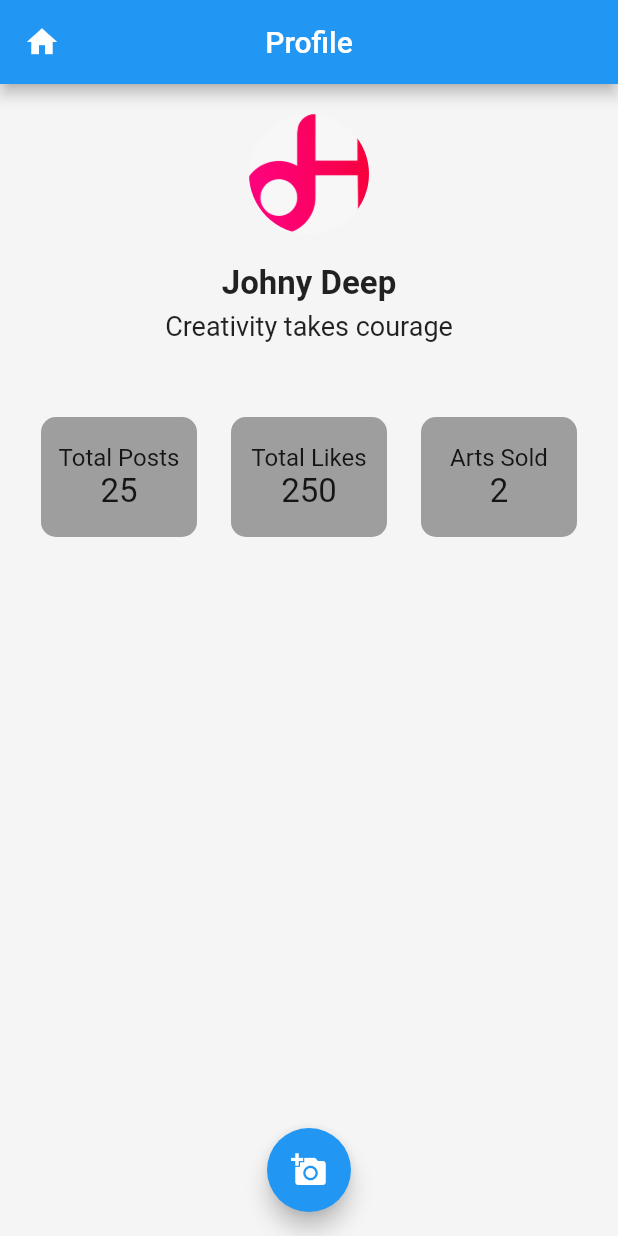
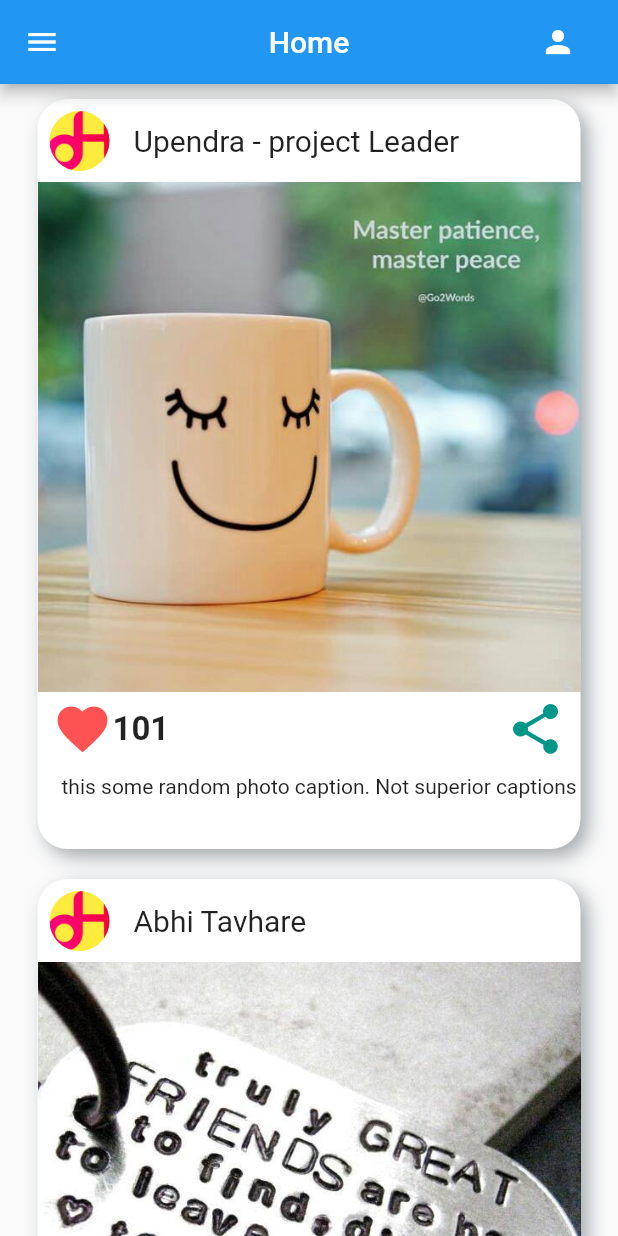
Before and after one commit to dhgavali/artsvalley, a Flutter app: the ProfilePage screen opened directly, after a tap on the "home" icon, on a phone screen of 412 x 824 dp. Run offline on Flutter 3.47's test engine with Material 2 defaults, Android fonts, the phone set to English and light mode, and no system bars; our stand-ins replace firebase_auth, firebase_core; accounts and stored records are empty.

Commit message:
secondary commit with major features updates and fixes need to do

```diff
--- a/lib/main.dart
+++ b/lib/main.dart
@@ -1,7 +1,10 @@
 import 'package:artsvalley/views/profilepage.dart';
 import 'package:flutter/material.dart';
+import 'package:firebase_core/firebase_core.dart';
 
-void main() {
+Future<void> main() async {
+  WidgetsFlutterBinding.ensureInitialized();
+  await Firebase.initializeApp();
   runApp(MyApp());
 }
 
--- a/lib/services/auth.dart
+++ b/lib/services/auth.dart
@@ -0,0 +1,5 @@
+import 'package:firebase_auth/firebase_auth.dart';
+
+class AuthMethods {
+  final FirebaseAuth auth = FirebaseAuth.instance;
+}
--- a/lib/views/home.dart
+++ b/lib/views/home.dart
@@ -0,0 +1,66 @@
+import 'package:artsvalley/views/postwidget.dart';
+import 'package:artsvalley/views/profilepage.dart';
+import 'package:flutter/material.dart';
+
+class HomePage extends StatefulWidget {
+  @override
+  _HomePageState createState() => _HomePageState();
+}
+
+class _HomePageState extends State<HomePage> {
+  @override
+  Widget build(BuildContext context) {
+    return Scaffold(
+      appBar: AppBar(
+        title: Text("Home"),
+        centerTitle: true,
+        leading: IconButton(
+          icon: Icon(Icons.menu),
+          onPressed: () {},
+        ),
+        actions: [
+          Container(
+            padding: const EdgeInsets.only(
+              right: 16,
+            ),
+            child: IconButton(
+              icon: Icon(Icons.person),
+              onPressed: () {
+                Navigator.push(context,
+                    MaterialPageRoute(builder: (context) => ProfilePage()));
+              },
+            ),
+          ),
+        ],
+      ),
+      body: ListView(
+        //TODO: here we will use a streambuilder with the listview and then we will fetch the values passed below from the database. which will create the post widget.
+        children: [
+          PostWidget(
+            profileurl: "assets/images/logo.png",
+            username: "Upendra - project Leader",
+            posturl: "assets/images/mug.jpg",
+            likescount: 101,
+            caption:
+                "this some random photo caption. Not superior captions like upendra taral.",
+          ),
+          PostWidget(
+            profileurl: "assets/images/logo.png",
+            username: "Abhi Tavhare",
+            posturl: "assets/images/locket.jpg",
+            likescount: 1000,
+            caption:
+                "caption should be represented as multiline text with readmore button",
+          ),
+          PostWidget(
+            profileurl: "assets/images/logo.png",
+            username: "Rohan Yadav",
+            posturl: "assets/images/heart.jpg",
+            likescount: 181,
+            caption: "We need to find some caption seriously!",
+          ),
+        ],
+      ),
+    );
+  }
+}
--- /dev/null
+++ b/lib/views/postwidget.dart
@@ -0,0 +1,125 @@
+import 'package:flutter/material.dart';
+
+class PostWidget extends StatelessWidget {
+  final String profileurl;
+  //either we will display a username or full name here
+  final String username;
+  final String posturl;
+  //it may be string or int. we will use one which works easily and then typecast at server level or at UI level
+  final int likescount;
+  final String caption;
+
+//This is the constructor for this class which initializes the values that are required to create a post template.
+// These are named parameters so at the time of calling the constructor you will get hint what to pass to the constructor no need to remember.
+// This constructor will be called at homepage inside a streambuilder where a values will be fetched from the datbase and then passed to this constructor.
+//There are required some fixes in this that i have mentioned at the end of this page.
+  PostWidget(
+      {this.profileurl,
+      this.username,
+      this.posturl,
+      this.likescount,
+      this.caption});
+  @override
+  Widget build(BuildContext context) {
+    return Container(
+      width: MediaQuery.of(context).size.width - 50,
+      height: 500,
+      margin: const EdgeInsets.symmetric(horizontal: 25, vertical: 10),
+      decoration: BoxDecoration(
+          borderRadius: BorderRadius.circular(20),
+          boxShadow: <BoxShadow>[
+            BoxShadow(
+              offset: Offset(5, 5),
+              color: Color(0xffa3aaaf),
+              blurRadius: 10,
+            ),
+          ],
+          color: Colors.white),
+      child: Stack(
+        children: [
+          Positioned(
+            top: 0,
+            left: 0,
+            child: Row(
+              children: [
+                Padding(
+                  padding: const EdgeInsets.all(8.0),
+                  //TODO: Here implement the gestureDetector which will be invoked on click of the profile photo. as user click on profile photo a viewProfile will be opened. This profile page will be view only. Which will shown the user profile. Basically we have two types of profile pages. One is for the user itself. Where he can change his details update the data or profile photo. and other one is to display to other users. which will show only read only information. and may be we can do a follow option. or we need to find something different than follow. but initially we need to show the details.
+                  child: CircleAvatar(
+                    backgroundImage: AssetImage(
+                      profileurl,
+                    ),
+                    backgroundColor: Colors.yellow,
+                  ),
+                ),
+                Padding(
+                  padding: const EdgeInsets.all(8.0),
+                  //TODO: The text widget here represents the username. we need to get this from database.
+                  child: Text(username, style: TextStyle(fontSize: 20.0)),
+                ),
+              ],
+            ),
+          ),
+          Container(
+            margin: const EdgeInsets.only(top: 55),
+            constraints: BoxConstraints.expand(
+              height: 340,
+            ),
+            decoration: BoxDecoration(borderRadius: BorderRadius.circular(20)),
+            //TODO: this is the image fetched from the database which is user post.
+            child: Image.asset(
+              posturl,
+              fit: BoxFit.cover,
+            ),
+          ),
+          //TODO: we need to add these icons with changable colors on tap. based on that we need to increment likes or decrement on server and also change the saving priority
+          Positioned(
+            bottom: 60,
+            right: 10,
+            child: Icon(
+              Icons.share,
+              size: 40,
+              color: Colors.teal,
+            ),
+          ),
+          Positioned(
+            bottom: 60,
+            left: 10,
+            child: Row(
+              crossAxisAlignment: CrossAxisAlignment.center,
+              children: [
+                Icon(
+                  Icons.favorite,
+                  size: 40,
+                  color: Colors.redAccent,
+                ),
+                Text(
+                  likescount.toString(),
+                  style: TextStyle(fontSize: 22, fontWeight: FontWeight.w600),
+                )
+              ],
+            ),
+          ),
+          Positioned(
+            top: 450,
+            left: 16,
+            child: Container(
+              //TODO: needs to fix this text. When the text is bigger than width we need to adjust it to multiline text. So the text will be displayed on next line automatically. and after 3 lines the readmore button will be shown for the longer captions. So when clicked on readmore text will expand to full size page
+              child: Text(
+                caption,
+                overflow: TextOverflow.visible,
+              ),
+            ),
+          ),
+        ],
+      ),
+    );
+  }
+}
+
+//The fixes:
+// 1. we need to check that image quality is maintained based on the data / network speed
+// 2. We need to insure that if image failed to load then it will reload after receiving a network.
+// 3. Image should not overflow out of the box. we need to display full image not cropped inside the layout.
+// 4. other things are mentioned in todo kindly check that.
+// 5. Note: we will have seprate database to maintain the post data where a username / userid will be the foreign key.
--- a/lib/views/profilepage.dart
+++ b/lib/views/profilepage.dart
@@ -1,12 +1,31 @@
+import 'package:artsvalley/views/home.dart';
 import 'package:artsvalley/views/shared_widgets.dart';
 import 'package:flutter/material.dart';
 
 class ProfilePage extends StatefulWidget {
   @override
-  _ProfilePageState createState() => _ProfilePageState();
+  ProfilePageState createState() => ProfilePageState();
 }
 
-class _ProfilePageState extends State<ProfilePage> {
+class ProfilePageState extends State<ProfilePage> {
+  //These fields are required to be initialized by the firebase data. which will represents the user profile.
+  // also this is hardcoded. we need to use a shared preferences here. in order to store the data on the users local storage.
+  // see the documentation of the shared preferences or on youtube.
+  final String profileUrl;
+  final String displayName;
+  final String subtitle;
+  final int totalPosts;
+  final int totallikes;
+  final int artssold;
+
+  ProfilePageState(
+      {this.profileUrl,
+      this.displayName,
+      this.subtitle,
+      this.totalPosts,
+      this.totallikes,
+      this.artssold});
+
   @override
   Widget build(BuildContext context) {
     return Scaffold(
@@ -17,7 +36,8 @@ class _ProfilePageState extends State<ProfilePage> {
         leading: InkWell(
           child: Icon(Icons.home),
           onTap: () {
-            Navigator.pop(context);
+            Navigator.pushReplacement(
+                context, MaterialPageRoute(builder: (context) => HomePage()));
           },
         ),
       ),
@@ -72,10 +92,26 @@ class _ProfilePageState extends State<ProfilePage> {
         ),
       ),
       floatingActionButton: FloatingActionButton(
-        onPressed: () {},
+        onPressed: () {
+          //TODO; ONTAP Of this button a new dialogue or page will open which will ask user to fill out all the values that we are going to use in our Post Widget. checkout postwidget.dart constructor for the input fields.
+        },
         child: Icon(Icons.add_a_photo),
       ),
       floatingActionButtonLocation: FloatingActionButtonLocation.centerFloat,
     );
   }
 }
+
+//Fixes:
+// we need to decide from where we have to initialize this profile page values. we have following ways try each and then decide based on performance and effieciency.
+// 1. We will save the user information into the sharedpreferences from the login screen and then at profile page we will retrieve it from shared preferences
+//2. we already saving the user information into database also so we can fetch it from database. but i think it will reduce the speed or performance. as this value will be constant per user. we are not going to update this during runtime means once user log in this remains same till he logins from another account. so we don't actually need to query database each time.
+//3. We can fetch the data on homepage and pass it to the constructor onTap of the profile button
+//4. we can fetch the data from database in this page itself and initialize the value. there are two places one is init state and another is build.
+//5. I think sharedpreferences will be more suitable use it at authentication.
+
+// major features :
+// we need to give user options to change his personal information in setting page or in profile page. Setting page will be easier to update.
+// option to change the name, profile photo, caption / subtitle aslo.
+// also we need to check that user can delete, edit his post.
+// also he should be able to add new post from the profile page.
--- a/lib/views/shared_widgets.dart
+++ b/lib/views/shared_widgets.dart
@@ -31,12 +31,14 @@ class BoxContent extends StatelessWidget {
   }
 }
 
-Widget customInputField(String hintText, Icon customIcon) {
+Widget customInputField(
+    String hintText, Icon customIcon, TextEditingController mycontroller) {
   Icon myIcon = customIcon;
   String hint = hintText;
   return Container(
     margin: EdgeInsets.symmetric(horizontal: 60, vertical: 15),
     child: TextField(
+      controller: mycontroller,
       decoration: InputDecoration(
         border: OutlineInputBorder(
           borderRadius: BorderRadius.all(
@@ -51,12 +53,12 @@ Widget customInputField(String hintText, Icon customIcon) {
   );
 }
 
-Widget loginButton(String btnText) {
+Widget loginButton(String btnText, Function onpress) {
   return Container(
     width: 160,
     height: 50,
     child: ElevatedButton(
-      onPressed: () {},
+      onPressed: onpress,
       child: Text(
         btnText,
         style: TextStyle(fontSize: 20),
--- a/lib/views/signin.dart
+++ b/lib/views/signin.dart
@@ -7,6 +7,8 @@ class SignIn extends StatefulWidget {
 }
 
 class _SignInState extends State<SignIn> {
+  TextEditingController usernameController = new TextEditingController();
+  TextEditingController pwdController = new TextEditingController();
   @override
   Widget build(BuildContext context) {
     return Scaffold(
@@ -18,9 +20,11 @@ class _SignInState extends State<SignIn> {
         child: Column(
           mainAxisAlignment: MainAxisAlignment.center,
           children: [
-            customInputField("username", Icon(Icons.person)),
-            customInputField("password", Icon(Icons.visibility_off)),
-            loginButton("Login"),
+            customInputField(
+                "username", Icon(Icons.person), usernameController),
+            customInputField(
+                "password", Icon(Icons.visibility_off), pwdController),
+            loginButton("Login", checkData),
 
             //TODO: here we will create a row which will show the google and facebook icon for Login purpose.
           ],
@@ -28,4 +32,8 @@ class _SignInState extends State<SignIn> {
       ),
     );
   }
+
+  checkData(){
+
+  }
 }
--- a/lib/views/signup.dart
+++ b/lib/views/signup.dart
@@ -8,6 +8,9 @@ class SignUp extends StatefulWidget {
 }
 
 class _SignUpState extends State<SignUp> {
+  TextEditingController emailController = new TextEditingController();
+  TextEditingController passwordController = new TextEditingController();
+  TextEditingController confirmController = new TextEditingController();
   @override
   Widget build(BuildContext context) {
     return Scaffold(
@@ -19,20 +22,13 @@ class _SignUpState extends State<SignUp> {
           padding: EdgeInsets.symmetric(horizontal: 16, vertical: 10),
           child: Column(
             children: [
+              customInputField("Email Id", Icon(Icons.email), emailController),
               customInputField(
-                "Email Id",
-                Icon(Icons.email),
-              ),
-              customInputField(
-                "Password",
-                Icon(Icons.visibility),
-              ),
-              customInputField(
-                "Confirm Password",
-                Icon(Icons.visibility),
-              ),
+                  "Password", Icon(Icons.visibility), passwordController),
+              customInputField("Confirm Password", Icon(Icons.visibility),
+                  confirmController),
               SizedBox(height: 10),
-              loginButton("Sign Up"),
+              loginButton("Sign Up", validateInputs),
 
               //TODO: here we will create a row which will show the google and facebook icon for sign up purpose.
             ],
@@ -41,4 +37,8 @@ class _SignUpState extends State<SignUp> {
       ),
     );
   }
+
+  validateInputs() {
+
+  }
 }
```
Also changed, not shown: pubspec.yaml (+5 -37 lines), assets/images/heart.jpg (added), assets/images/locket.jpg (added), assets/images/mug.jpg (added), pubspec.lock, 1 other file.
